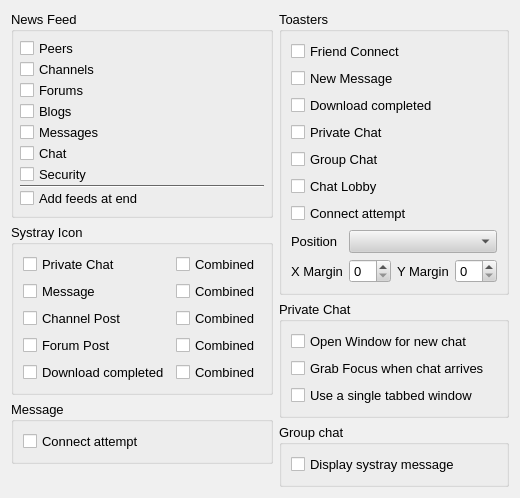
First picture: the form in retroshare-gui/src/gui/settings/NotifyPage.ui, repository RetroShare/RetroShare, before the edit.
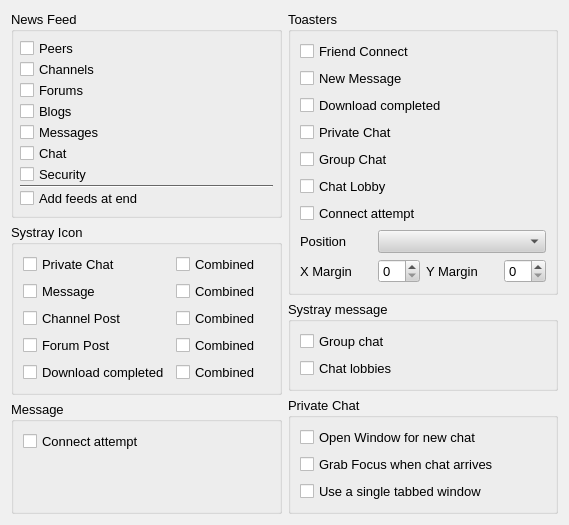
Second picture: the form after the edit.

Commit message: added systray notifications for chat lobbies.

```diff
--- a/retroshare-gui/src/gui/settings/NotifyPage.ui
+++ b/retroshare-gui/src/gui/settings/NotifyPage.ui
@@ -6,8 +6,8 @@
    <rect>
     <x>0</x>
     <y>0</y>
-    <width>516</width>
-    <height>474</height>
+    <width>569</width>
+    <height>512</height>
    </rect>
   </property>
   <property name="sizePolicy">
@@ -499,11 +499,9 @@
   <property name="contextMenuPolicy">
    <enum>Qt::NoContextMenu</enum>
   </property>
-  <layout class="QVBoxLayout" name="verticalLayout_4">
-   <item>
     <layout class="QHBoxLayout" name="horizontalLayout">
      <item>
-      <layout class="QVBoxLayout" name="verticalLayout_3">
+    <layout class="QVBoxLayout" name="verticalLayout_4">
        <item>
         <widget class="QGroupBox" name="notify_ForumNewMsg">
          <property name="title">
@@ -678,9 +676,6 @@
             </property>
            </widget>
           </item>
-         </layout>
-        </widget>
-       </item>
        <item>
         <spacer name="verticalSpacer">
          <property name="orientation">
@@ -695,6 +690,9 @@
         </spacer>
        </item>
       </layout>
+      </widget>
+     </item>
+    </layout>
      </item>
      <item>
       <layout class="QVBoxLayout" name="verticalLayout">
@@ -841,6 +839,29 @@
          </layout>
         </widget>
        </item>
+     <item>
+      <widget class="QGroupBox" name="groupBox_3">
+       <property name="title">
+        <string>Systray message</string>
+       </property>
+       <layout class="QVBoxLayout" name="verticalLayout_2">
+        <item>
+         <widget class="QCheckBox" name="systray_GroupChat">
+          <property name="text">
+           <string>Group chat</string>
+          </property>
+         </widget>
+        </item>
+        <item>
+         <widget class="QCheckBox" name="systray_ChatLobby">
+          <property name="text">
+           <string>Chat lobbies</string>
+          </property>
+         </widget>
+        </item>
+       </layout>
+      </widget>
+     </item>
        <item>
         <widget class="QGroupBox" name="groupBox_2">
          <property name="title">
@@ -871,38 +892,7 @@
          </layout>
         </widget>
        </item>
-       <item>
-        <widget class="QGroupBox" name="groupBox_3">
-         <property name="title">
-          <string>Group chat</string>
-         </property>
-         <layout class="QVBoxLayout" name="verticalLayout_2">
-          <item>
-           <widget class="QCheckBox" name="systray_GroupChat">
-            <property name="text">
-             <string>Display systray message</string>
-            </property>
-           </widget>
-          </item>
-         </layout>
-        </widget>
-       </item>
-      </layout>
-     </item>
-    </layout>
-   </item>
-   <item>
-    <spacer name="verticalSpacer_2">
-     <property name="orientation">
-      <enum>Qt::Vertical</enum>
-     </property>
-     <property name="sizeHint" stdset="0">
-      <size>
-       <width>20</width>
-       <height>130</height>
-      </size>
-     </property>
-    </spacer>
+    </layout>
    </item>
   </layout>
  </widget>
```
Lines whose indentation alone changed are shown as unchanged. The commit also changes 7 other files.
